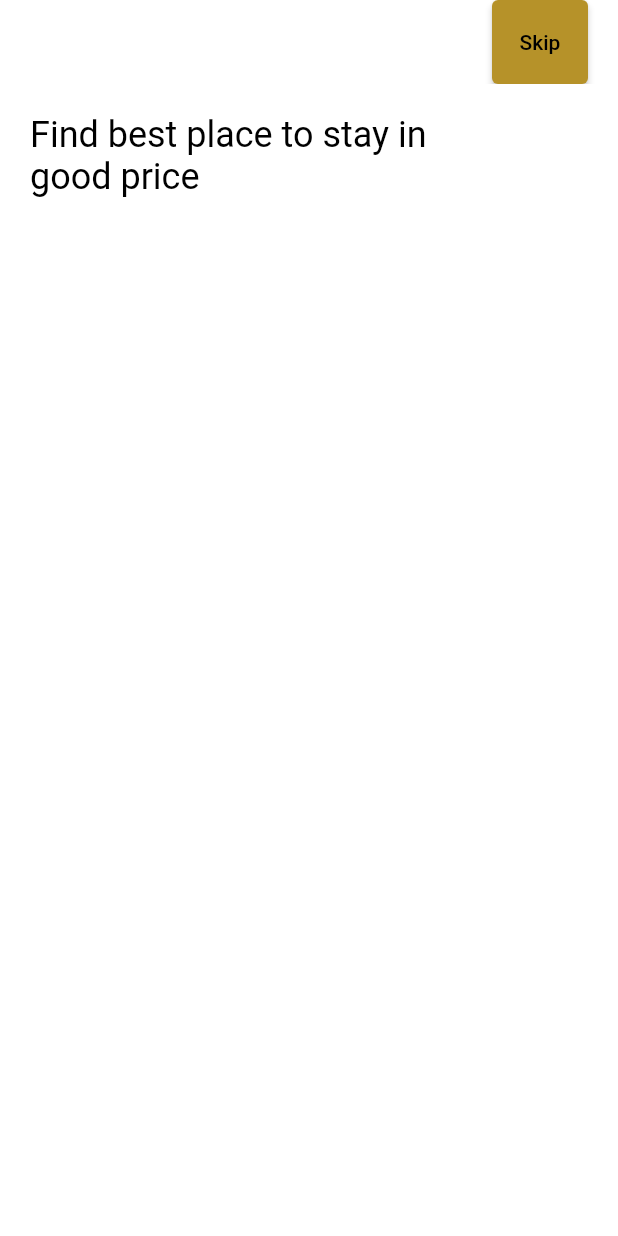
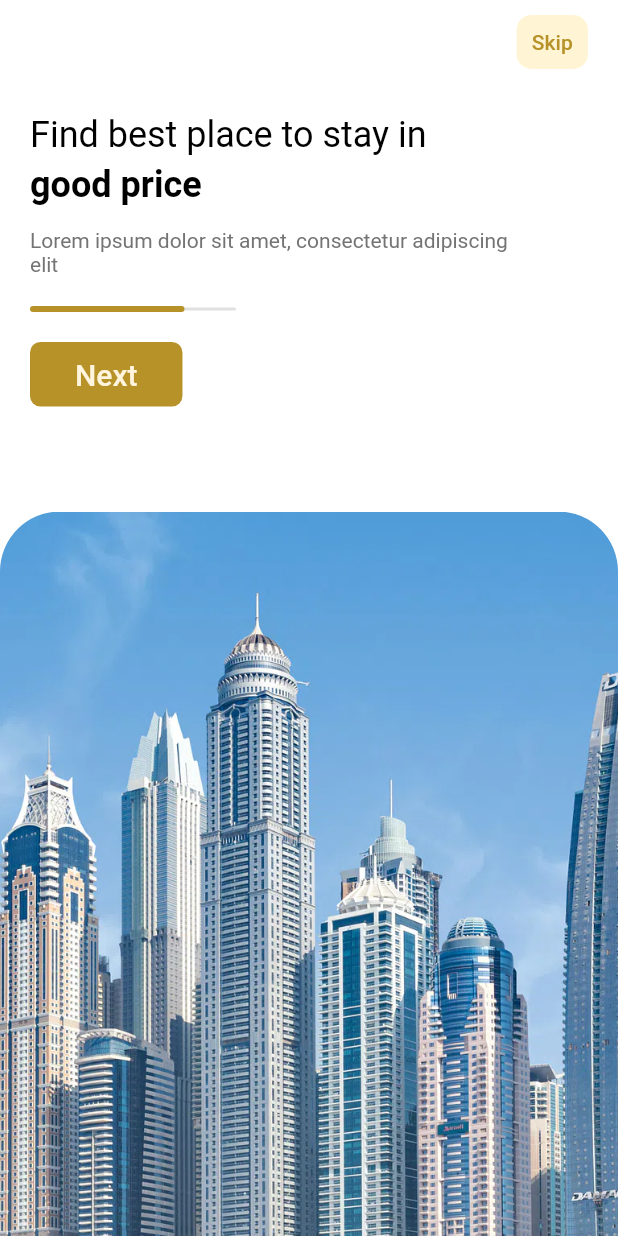
Before and after one commit to ajeermahmood/indus_main_app, a Flutter app: the screen it shows after launch, on a phone screen of 412 x 824 dp. Run offline on Flutter 3.47's test engine with Material 2 defaults, Android fonts, the phone set to English and light mode, and no system bars; our stand-ins replace carousel_slider, dio, flutter_feather_icons, get, line_icons, shared_preferences and 1 more; Roboto replaces fonts that are missing (Poppins).

Commit message:
refactor: :zap: refactored new changes.

```diff
--- a/lib/controller/auth_flow_controller.dart
+++ b/lib/controller/auth_flow_controller.dart
@@ -1,6 +1,8 @@
 import 'package:get/get.dart';
 
 class AuthFlowController extends GetxController {
+  RxInt currentPage = 0.obs;
+
   @override
   void onInit() async {
     super.onInit();
--- a/lib/pages/auth_flow_page.dart
+++ b/lib/pages/auth_flow_page.dart
@@ -1,6 +1,7 @@
 import 'package:flutter/material.dart';
 import 'package:get/get.dart';
 import 'package:indus_app/controller/auth_flow_controller.dart';
+import 'package:indus_app/widgets/button_widgets.dart';
 
 class AuthFlowPage extends GetView<AuthFlowController> {
   const AuthFlowPage({Key? key}) : super(key: key);
@@ -15,10 +16,10 @@ class AuthFlowPage extends GetView<AuthFlowController> {
         backgroundColor: Theme.of(context).colorScheme.onSurface,
         actions: [
           Padding(
-            padding: const EdgeInsets.only(right: 20.0),
-            child: ElevatedButton(
-              onPressed: () {},
-              child: Text('Skip'),
+            padding: const EdgeInsets.symmetric(vertical: 10.0, horizontal: 20),
+            child: CustomButtonWidget01(
+              onTap: () {},
+              title: 'Skip',
             ),
           ),
         ],
@@ -41,15 +42,78 @@ class AuthFlowPage extends GetView<AuthFlowController> {
                           color: Theme.of(context).colorScheme.onPrimary,
                         ),
                   ),
+                  const SizedBox(height: 5),
                   Text(
                     'good price',
                     style: Theme.of(context).textTheme.headlineSmall!.copyWith(
                           color: Theme.of(context).colorScheme.onPrimary,
+                          fontWeight: FontWeight.w600,
                         ),
+                  ),
+                  const SizedBox(height: 15),
+                  Padding(
+                    padding: const EdgeInsets.only(right: 40.0),
+                    child: Text(
+                      'Lorem ipsum dolor sit amet, consectetur adipiscing elit',
+                      style: Theme.of(context).textTheme.labelLarge!.copyWith(
+                            color: Theme.of(context).colorScheme.secondary,
+                            fontWeight: FontWeight.w400,
+                          ),
+                    ),
+                  ),
+                  const SizedBox(height: 20),
+                  Stack(
+                    alignment: AlignmentDirectional.centerStart,
+                    children: [
+                      Container(
+                        width: width / 3,
+                        height: 2,
+                        decoration: BoxDecoration(
+                          color: Colors.grey[300],
+                          borderRadius: BorderRadius.circular(3),
+                        ),
+                      ),
+                      Container(
+                        width: width / 4,
+                        height: 4,
+                        decoration: BoxDecoration(
+                          color: Theme.of(context).colorScheme.primary,
+                          borderRadius: BorderRadius.circular(3),
+                        ),
+                      ),
+                    ],
+                  ),
+                  const SizedBox(height: 20),
+                  CustomButtonWidget02(
+                    onTap: () {},
+                    title: 'Next',
                   ),
                 ],
               ),
             ),
+            const SizedBox(height: 50),
+            Expanded(
+              child: Column(
+                mainAxisAlignment: MainAxisAlignment.end,
+                children: [
+                  Expanded(
+                    child: SizedBox(
+                      width: width,
+                      child: ClipRRect(
+                        borderRadius: const BorderRadius.only(
+                          topLeft: Radius.circular(40),
+                          topRight: Radius.circular(40),
+                        ),
+                        child: Image.asset(
+                          'assets/images/dubai-01.webp',
+                          fit: BoxFit.cover,
+                        ),
+                      ),
+                    ),
+                  ),
+                ],
+              ),
+            )
           ],
         ),
       ),
--- a/lib/theme/theme_data.dart
+++ b/lib/theme/theme_data.dart
@@ -12,11 +12,11 @@ class IndusTheme {
         brightness: Brightness.light,
         primary: Color.fromARGB(255, 182, 146, 41),
         onPrimary: Color.fromARGB(255, 0, 0, 0),
-        secondary: Color(0xFFFFFFFF),
+        secondary: Color.fromARGB(255, 116, 116, 116),
         onSecondary: Color(0xFF313a46),
         error: Color(0xFFDC2525),
         onError: Color.fromARGB(255, 249, 207, 207),
-        background: Color.fromARGB(255, 255, 255, 255),
+        background: Color.fromARGB(138, 255, 235, 176),
         onBackground: Color(0xFFd3ab33),
         onSurface: Colors.white,
         surface: Color(0xFFFFF4DD),
@@ -49,11 +49,11 @@ class IndusTheme {
         brightness: Brightness.dark,
         primary: Color.fromARGB(255, 255, 218, 105),
         onPrimary: Color.fromARGB(255, 255, 255, 255),
-        secondary: Color.fromARGB(255, 31, 35, 40),
+        secondary: Color.fromARGB(255, 178, 178, 178),
         onSecondary: Color.fromARGB(255, 74, 90, 112),
         error: Color(0xFFDC2525),
         onError: Color.fromARGB(255, 249, 207, 207),
-        background: Color.fromARGB(255, 25, 28, 30),
+        background: Color.fromARGB(138, 255, 235, 176),
         onBackground: Color.fromARGB(255, 255, 255, 255),
         onSurface: Color(0xFF14232b),
         surface: Color.fromARGB(255, 88, 66, 17),
--- /dev/null
+++ b/lib/widgets/button_widgets.dart
@@ -0,0 +1,65 @@
+import 'package:flutter/material.dart';
+
+class CustomButtonWidget01 extends StatelessWidget {
+  const CustomButtonWidget01({
+    super.key,
+    required this.title,
+    required this.onTap,
+  });
+
+  final String title;
+  final void Function()? onTap;
+
+  @override
+  Widget build(BuildContext context) {
+    return InkWell(
+      onTap: onTap,
+      borderRadius: BorderRadius.circular(10),
+      child: Container(
+        decoration: BoxDecoration(
+          borderRadius: BorderRadius.circular(10),
+          color: Theme.of(context).colorScheme.background,
+        ),
+        padding: const EdgeInsets.all(10),
+        child: Text(
+          title,
+          style: Theme.of(context).textTheme.titleSmall!.copyWith(
+                color: Theme.of(context).colorScheme.primary,
+              ),
+        ),
+      ),
+    );
+  }
+}
+
+class CustomButtonWidget02 extends StatelessWidget {
+  const CustomButtonWidget02({
+    super.key,
+    required this.title,
+    required this.onTap,
+  });
+
+  final String title;
+  final void Function()? onTap;
+
+  @override
+  Widget build(BuildContext context) {
+    return InkWell(
+      onTap: onTap,
+      borderRadius: BorderRadius.circular(10),
+      child: Container(
+        decoration: BoxDecoration(
+          borderRadius: BorderRadius.circular(7),
+          color: Theme.of(context).colorScheme.primary,
+        ),
+        padding: const EdgeInsets.symmetric(vertical: 10, horizontal: 30),
+        child: Text(
+          title,
+          style: Theme.of(context).textTheme.titleLarge!.copyWith(
+                color: Theme.of(context).colorScheme.surface,
+              ),
+        ),
+      ),
+    );
+  }
+}
```
Also changed, not shown: assets/images/burj-khalifa.webp (added), assets/images/dubai-01.webp (added).
